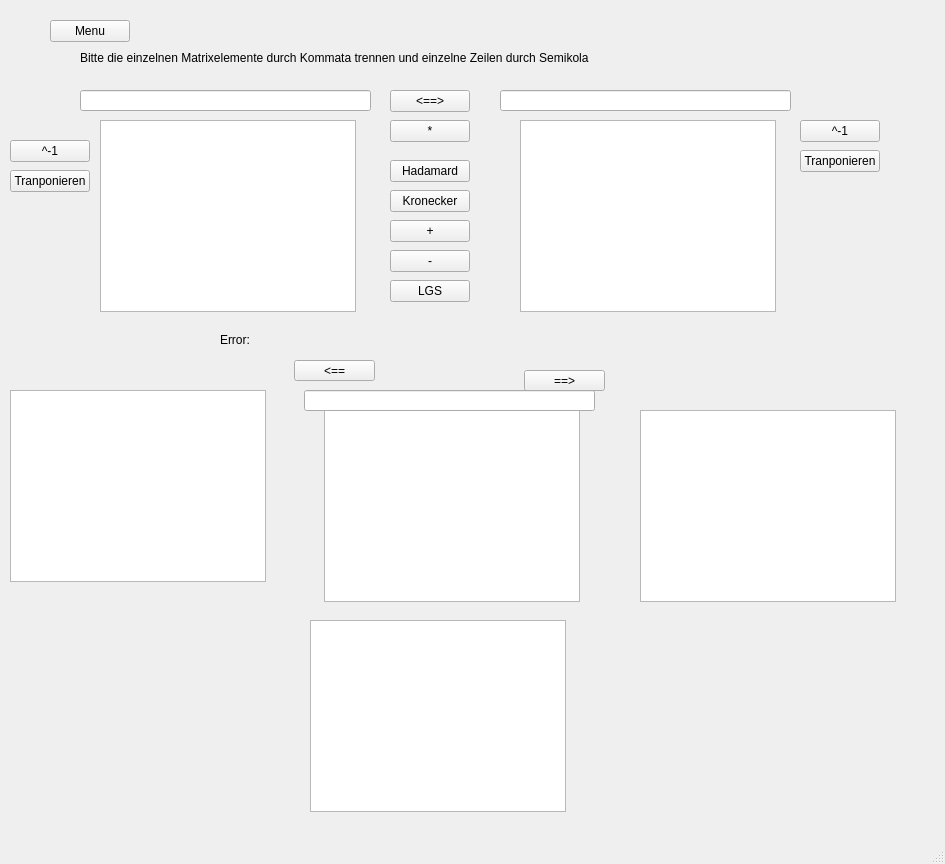
The window that matrix.ui (FelixMaetzler/Taschenrechner) describes before a commit, drawn with Qt 5.
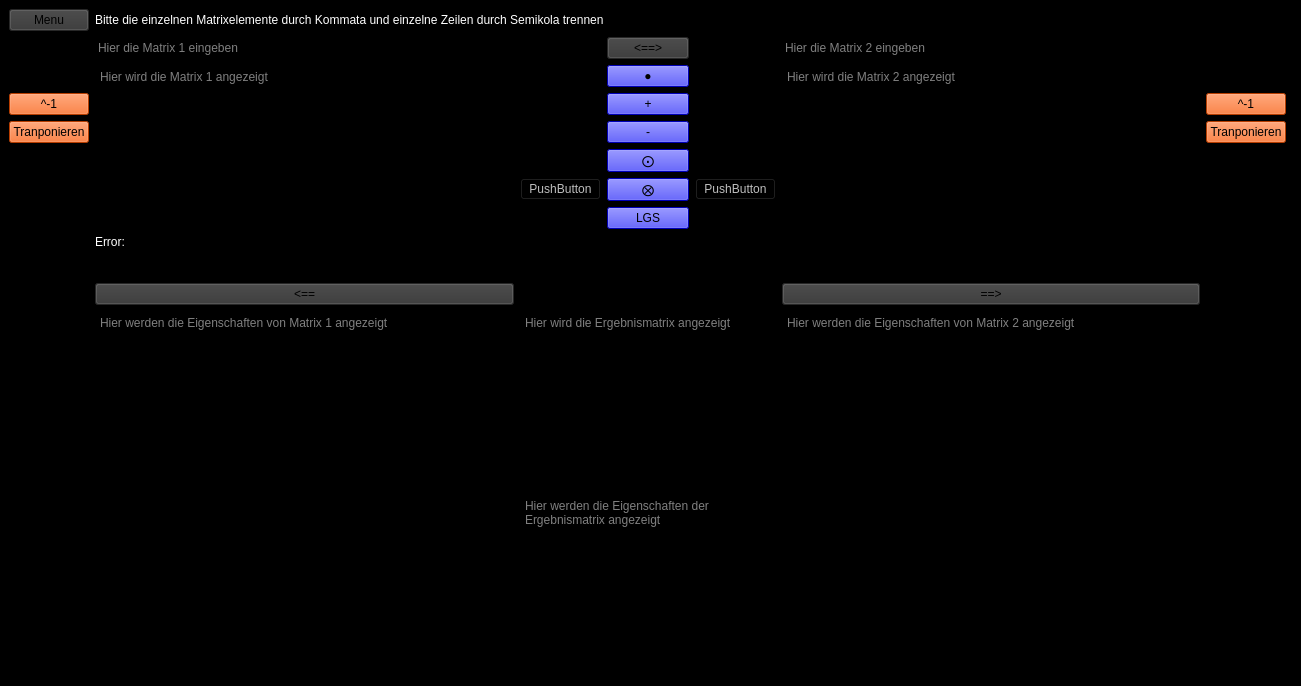
The same window after the commit.

Diff of the .ui file:
```diff
--- a/matrix.ui
+++ b/matrix.ui
@@ -2,316 +2,375 @@
 <ui version="4.0">
  <class>Matrix</class>
  <widget class="QMainWindow" name="Matrix">
+  <property name="enabled">
+   <bool>true</bool>
+  </property>
   <property name="geometry">
    <rect>
     <x>0</x>
     <y>0</y>
-    <width>945</width>
-    <height>864</height>
+    <width>1301</width>
+    <height>686</height>
    </rect>
   </property>
+  <property name="sizePolicy">
+   <sizepolicy hsizetype="Preferred" vsizetype="Preferred">
+    <horstretch>0</horstretch>
+    <verstretch>0</verstretch>
+   </sizepolicy>
+  </property>
   <property name="windowTitle">
-   <string>MainWindow</string>
+   <string>Matrizenrechner</string>
+  </property>
+  <property name="layoutDirection">
+   <enum>Qt::LeftToRight</enum>
+  </property>
+  <property name="autoFillBackground">
+   <bool>false</bool>
+  </property>
+  <property name="styleSheet">
+   <string notr="true">background:black</string>
   </property>
   <widget class="QWidget" name="centralwidget">
-   <widget class="QLabel" name="label">
-    <property name="geometry">
-     <rect>
-      <x>80</x>
-      <y>50</y>
-      <width>561</width>
-      <height>16</height>
-     </rect>
-    </property>
-    <property name="text">
-     <string>Bitte die einzelnen Matrixelemente durch Kommata trennen und einzelne Zeilen durch Semikola</string>
-    </property>
-   </widget>
-   <widget class="QLineEdit" name="lineMatrix1">
-    <property name="geometry">
-     <rect>
-      <x>80</x>
-      <y>90</y>
-      <width>291</width>
-      <height>21</height>
-     </rect>
-    </property>
-   </widget>
-   <widget class="QTextBrowser" name="textMatrix1">
-    <property name="geometry">
-     <rect>
-      <x>100</x>
-      <y>120</y>
-      <width>256</width>
-      <height>192</height>
-     </rect>
-    </property>
-   </widget>
-   <widget class="QLineEdit" name="lineMatrix2">
-    <property name="geometry">
-     <rect>
-      <x>500</x>
-      <y>90</y>
-      <width>291</width>
-      <height>21</height>
-     </rect>
-    </property>
-   </widget>
-   <widget class="QTextBrowser" name="textMatrix2">
-    <property name="geometry">
-     <rect>
-      <x>520</x>
-      <y>120</y>
-      <width>256</width>
-      <height>192</height>
-     </rect>
-    </property>
-   </widget>
-   <widget class="QPushButton" name="ButtonChangeAB">
-    <property name="geometry">
-     <rect>
-      <x>390</x>
-      <y>90</y>
-      <width>80</width>
-      <height>22</height>
-     </rect>
-    </property>
-    <property name="text">
-     <string>&lt;==&gt;</string>
-    </property>
-   </widget>
-   <widget class="QTextBrowser" name="textMatrixErg">
-    <property name="geometry">
-     <rect>
-      <x>324</x>
-      <y>410</y>
-      <width>256</width>
-      <height>192</height>
-     </rect>
-    </property>
-   </widget>
-   <widget class="QPushButton" name="ButtonChangeAErg">
-    <property name="geometry">
-     <rect>
-      <x>294</x>
-      <y>360</y>
-      <width>81</width>
-      <height>21</height>
-     </rect>
-    </property>
-    <property name="text">
-     <string>&lt;==</string>
-    </property>
-   </widget>
-   <widget class="QPushButton" name="ButtonChangeBErg">
-    <property name="geometry">
-     <rect>
-      <x>524</x>
-      <y>370</y>
-      <width>81</width>
-      <height>21</height>
-     </rect>
-    </property>
-    <property name="text">
-     <string>==&gt;</string>
-    </property>
-   </widget>
-   <widget class="QPushButton" name="ButtonMult">
-    <property name="geometry">
-     <rect>
-      <x>390</x>
-      <y>120</y>
-      <width>80</width>
-      <height>22</height>
-     </rect>
-    </property>
-    <property name="text">
-     <string>*</string>
-    </property>
-   </widget>
-   <widget class="QLineEdit" name="lineMatrixErg">
-    <property name="geometry">
-     <rect>
-      <x>304</x>
-      <y>390</y>
-      <width>291</width>
-      <height>21</height>
-     </rect>
-    </property>
-   </widget>
-   <widget class="QLabel" name="labelError">
-    <property name="geometry">
-     <rect>
-      <x>220</x>
-      <y>330</y>
-      <width>451</width>
-      <height>20</height>
-     </rect>
-    </property>
-    <property name="text">
-     <string>Error: </string>
-    </property>
-   </widget>
-   <widget class="QPushButton" name="ButtonAdd">
-    <property name="geometry">
-     <rect>
-      <x>390</x>
-      <y>220</y>
-      <width>80</width>
-      <height>22</height>
-     </rect>
-    </property>
-    <property name="text">
-     <string>+</string>
-    </property>
-   </widget>
-   <widget class="QPushButton" name="ButtonSub">
-    <property name="geometry">
-     <rect>
-      <x>390</x>
-      <y>250</y>
-      <width>80</width>
-      <height>22</height>
-     </rect>
-    </property>
-    <property name="text">
-     <string>-</string>
-    </property>
-   </widget>
-   <widget class="QPushButton" name="ButtonInverse1">
-    <property name="geometry">
-     <rect>
-      <x>10</x>
-      <y>140</y>
-      <width>80</width>
-      <height>22</height>
-     </rect>
-    </property>
-    <property name="text">
-     <string>^-1</string>
-    </property>
-   </widget>
-   <widget class="QPushButton" name="ButtonInverse2">
-    <property name="geometry">
-     <rect>
-      <x>800</x>
-      <y>120</y>
-      <width>80</width>
-      <height>22</height>
-     </rect>
-    </property>
-    <property name="text">
-     <string>^-1</string>
-    </property>
-   </widget>
-   <widget class="QPushButton" name="ButtonLGS">
-    <property name="geometry">
-     <rect>
-      <x>390</x>
-      <y>280</y>
-      <width>80</width>
-      <height>22</height>
-     </rect>
-    </property>
-    <property name="text">
-     <string>LGS</string>
-    </property>
-   </widget>
-   <widget class="QPushButton" name="ButtonTransponieren1">
-    <property name="geometry">
-     <rect>
-      <x>10</x>
-      <y>170</y>
-      <width>80</width>
-      <height>22</height>
-     </rect>
-    </property>
-    <property name="text">
-     <string>Tranponieren</string>
-    </property>
-   </widget>
-   <widget class="QPushButton" name="ButtonTransponieren2">
-    <property name="geometry">
-     <rect>
-      <x>800</x>
-      <y>150</y>
-      <width>80</width>
-      <height>22</height>
-     </rect>
-    </property>
-    <property name="text">
-     <string>Tranponieren</string>
-    </property>
-   </widget>
-   <widget class="QTextBrowser" name="textEigenschaften1">
-    <property name="geometry">
-     <rect>
-      <x>10</x>
-      <y>390</y>
-      <width>256</width>
-      <height>192</height>
-     </rect>
-    </property>
-   </widget>
-   <widget class="QTextBrowser" name="textEigenschaften2">
-    <property name="geometry">
-     <rect>
-      <x>640</x>
-      <y>410</y>
-      <width>256</width>
-      <height>192</height>
-     </rect>
-    </property>
-   </widget>
-   <widget class="QTextBrowser" name="textEigenschaftenErg">
-    <property name="geometry">
-     <rect>
-      <x>310</x>
-      <y>620</y>
-      <width>256</width>
-      <height>192</height>
-     </rect>
-    </property>
-   </widget>
-   <widget class="QPushButton" name="ButtonHadamard">
-    <property name="geometry">
-     <rect>
-      <x>390</x>
-      <y>160</y>
-      <width>80</width>
-      <height>22</height>
-     </rect>
-    </property>
-    <property name="text">
-     <string>Hadamard</string>
-    </property>
-   </widget>
-   <widget class="QPushButton" name="ButtonKronecker">
-    <property name="geometry">
-     <rect>
-      <x>390</x>
-      <y>190</y>
-      <width>80</width>
-      <height>22</height>
-     </rect>
-    </property>
-    <property name="text">
-     <string>Kronecker</string>
-    </property>
-   </widget>
-   <widget class="QPushButton" name="ButtonMenu">
-    <property name="geometry">
-     <rect>
-      <x>50</x>
-      <y>20</y>
-      <width>80</width>
-      <height>22</height>
-     </rect>
-    </property>
-    <property name="text">
-     <string>Menu</string>
-    </property>
-   </widget>
+   <layout class="QGridLayout" name="gridLayout">
+    <item row="8" column="3">
+     <widget class="QPushButton" name="ButtonLGS">
+      <property name="toolTip">
+       <string>&lt;html&gt;&lt;head/&gt;&lt;body&gt;&lt;p&gt;Löst ein lieares Gleichungssystem.&lt;/p&gt;&lt;p&gt;dazu gibt es 3 Möglichkeiten:&lt;/p&gt;&lt;p&gt;1. Man gibt in Matrix 1 die Koeffizientenmatrix ein und hängt als letzte Spalte den Ergebnisvektor dran.&lt;/p&gt;&lt;p&gt;2. Man gibt in Matrix 1 die Koeffizientenmatrix ein und in Matrix 2 den Ergebnisspaltenvektor.&lt;/p&gt;&lt;p&gt;3. Man gibt in Matrix 1 die Koeffizientenmatrix ein und in Matrix 2 den Ergebniszeilenvektor.&lt;/p&gt;&lt;/body&gt;&lt;/html&gt;</string>
+      </property>
+      <property name="styleSheet">
+       <string notr="true">background:rgb(0, 0, 255)</string>
+      </property>
+      <property name="text">
+       <string>LGS</string>
+      </property>
+     </widget>
+    </item>
+    <item row="1" column="5">
+     <widget class="QLineEdit" name="lineMatrix2">
+      <property name="styleSheet">
+       <string notr="true">color:white</string>
+      </property>
+      <property name="placeholderText">
+       <string>Hier die Matrix 2 eingeben</string>
+      </property>
+     </widget>
+    </item>
+    <item row="12" column="1">
+     <widget class="QPushButton" name="ButtonChangeAErg">
+      <property name="toolTip">
+       <string>&lt;html&gt;&lt;head/&gt;&lt;body&gt;&lt;p&gt;überschreibt Matrix 1 mit der Ergebnismatrix.&lt;/p&gt;&lt;/body&gt;&lt;/html&gt;</string>
+      </property>
+      <property name="styleSheet">
+       <string notr="true">background:rgb(54, 54, 54)</string>
+      </property>
+      <property name="text">
+       <string>&lt;==</string>
+      </property>
+     </widget>
+    </item>
+    <item row="6" column="3">
+     <widget class="QPushButton" name="ButtonHadamard">
+      <property name="toolTip">
+       <string>&lt;html&gt;&lt;head/&gt;&lt;body&gt;&lt;p&gt;bildet das Hadamardprodukt der beiden Matrizen.&lt;/p&gt;&lt;p&gt;multipliziert die beiden Matrizen elementweise.&lt;/p&gt;&lt;p&gt;Ergebnismatrix = Matrix 1 ⨀ Matrix 2&lt;/p&gt;&lt;p&gt;dafür müssen die Matrizen die gleiche Dimension haben.&lt;/p&gt;&lt;/body&gt;&lt;/html&gt;</string>
+      </property>
+      <property name="styleSheet">
+       <string notr="true">background:rgb(0, 0, 255)</string>
+      </property>
+      <property name="text">
+       <string extracomment="U+2A00">⨀</string>
+      </property>
+     </widget>
+    </item>
+    <item row="4" column="3">
+     <widget class="QPushButton" name="ButtonAdd">
+      <property name="toolTip">
+       <string>&lt;html&gt;&lt;head/&gt;&lt;body&gt;&lt;p&gt;addiert die beiden Matrizen elementweise.&lt;/p&gt;&lt;p&gt;Ergebnismatrix = Matrix 1 + Matrix 2&lt;/p&gt;&lt;p&gt;dafür müssen die Matrizen die gleiche Dimension haben.&lt;/p&gt;&lt;/body&gt;&lt;/html&gt;</string>
+      </property>
+      <property name="styleSheet">
+       <string notr="true">background:rgb(0, 0, 255)</string>
+      </property>
+      <property name="text">
+       <string>+</string>
+      </property>
+     </widget>
+    </item>
+    <item row="5" column="6">
+     <widget class="QPushButton" name="ButtonTransponieren2">
+      <property name="toolTip">
+       <string>&lt;html&gt;&lt;head/&gt;&lt;body&gt;&lt;p&gt;transponiert Matrix 2&lt;/p&gt;&lt;/body&gt;&lt;/html&gt;</string>
+      </property>
+      <property name="styleSheet">
+       <string notr="true">background:rgb(255, 85, 0)</string>
+      </property>
+      <property name="text">
+       <string>Tranponieren</string>
+      </property>
+     </widget>
+    </item>
+    <item row="13" column="2" colspan="3">
+     <widget class="QTextBrowser" name="textMatrixErg">
+      <property name="styleSheet">
+       <string notr="true">color:white</string>
+      </property>
+      <property name="placeholderText">
+       <string>Hier wird die Ergebnismatrix angezeigt</string>
+      </property>
+     </widget>
+    </item>
+    <item row="12" column="5">
+     <widget class="QPushButton" name="ButtonChangeBErg">
+      <property name="toolTip">
+       <string>&lt;html&gt;&lt;head/&gt;&lt;body&gt;&lt;p&gt;überschreibt Matrix 2 mit der Ergebnismatrix.&lt;/p&gt;&lt;/body&gt;&lt;/html&gt;</string>
+      </property>
+      <property name="styleSheet">
+       <string notr="true">background:rgb(54, 54, 54)</string>
+      </property>
+      <property name="text">
+       <string>==&gt;</string>
+      </property>
+     </widget>
+    </item>
+    <item row="1" column="1">
+     <widget class="QLineEdit" name="lineMatrix1">
+      <property name="styleSheet">
+       <string notr="true">color:white</string>
+      </property>
+      <property name="placeholderText">
+       <string>Hier die Matrix 1 eingeben</string>
+      </property>
+     </widget>
+    </item>
+    <item row="7" column="4">
+     <widget class="QPushButton" name="pushButton_2">
+      <property name="enabled">
+       <bool>false</bool>
+      </property>
+      <property name="text">
+       <string>PushButton</string>
+      </property>
+      <property name="autoDefault">
+       <bool>false</bool>
+      </property>
+     </widget>
+    </item>
+    <item row="13" column="1">
+     <widget class="QTextBrowser" name="textEigenschaften1">
+      <property name="styleSheet">
+       <string notr="true">color:white</string>
+      </property>
+      <property name="placeholderText">
+       <string>Hier werden die Eigenschaften von Matrix 1 angezeigt</string>
+      </property>
+     </widget>
+    </item>
+    <item row="3" column="3">
+     <widget class="QPushButton" name="ButtonMult">
+      <property name="toolTip">
+       <string>&lt;html&gt;&lt;head/&gt;&lt;body&gt;&lt;p&gt;führt eine Matrizenmultiplikation durch.&lt;/p&gt;&lt;p&gt;Ergebnismatrix = Matrix 1 &lt;span style=&quot; font-family:'Segoe UI Symbol','sans-serif';&quot;&gt;•&lt;/span&gt; Matrix 2&lt;/p&gt;&lt;p&gt;Wenn Matrix 1 die Dimension a&lt;span style=&quot; font-family:'Cambria Math','serif'; font-size:11pt;&quot;&gt;⨯&lt;/span&gt;&lt;span style=&quot; font-family:'Segoe UI Symbol','sans-serif';&quot;&gt;b hat,&lt;/span&gt;&lt;/p&gt;&lt;p&gt;&lt;span style=&quot; font-family:'Segoe UI Symbol','sans-serif';&quot;&gt;dann muss Matrix 2 die Dimension b&lt;/span&gt;&lt;span style=&quot; font-family:'Cambria Math','serif'; font-size:11pt;&quot;&gt;⨯&lt;/span&gt;&lt;span style=&quot; font-family:'Segoe UI Symbol','sans-serif';&quot;&gt;c haben.&lt;/span&gt;&lt;/p&gt;&lt;p&gt;&lt;span style=&quot; font-family:'Segoe UI Symbol','sans-serif';&quot;&gt;Die resultierende Matrix hat dann die Dimension a&lt;/span&gt;&lt;span style=&quot; font-family:'Cambria Math','serif'; font-size:11pt;&quot;&gt;⨯&lt;/span&gt;&lt;span style=&quot; font-family:'Segoe UI Symbol','sans-serif';&quot;&gt;c&lt;/span&gt;&lt;/p&gt;&lt;/body&gt;&lt;/html&gt;</string>
+      </property>
+      <property name="statusTip">
+       <string/>
+      </property>
+      <property name="whatsThis">
+       <string>&lt;html&gt;&lt;head/&gt;&lt;body&gt;&lt;p&gt;&lt;br/&gt;&lt;/p&gt;&lt;/body&gt;&lt;/html&gt;</string>
+      </property>
+      <property name="styleSheet">
+       <string notr="true">background:rgb(0, 0, 255)</string>
+      </property>
+      <property name="text">
+       <string extracomment="U+25CF">●</string>
+      </property>
+     </widget>
+    </item>
+    <item row="13" column="5">
+     <widget class="QTextBrowser" name="textEigenschaften2">
+      <property name="styleSheet">
+       <string notr="true">color:white</string>
+      </property>
+      <property name="placeholderText">
+       <string>Hier werden die Eigenschaften von Matrix 2 angezeigt</string>
+      </property>
+     </widget>
+    </item>
+    <item row="4" column="6">
+     <widget class="QPushButton" name="ButtonInverse2">
+      <property name="toolTip">
+       <string>&lt;html&gt;&lt;head/&gt;&lt;body&gt;&lt;p&gt;bildet die Inverse von Matrix 2&lt;/p&gt;&lt;/body&gt;&lt;/html&gt;</string>
+      </property>
+      <property name="styleSheet">
+       <string notr="true">background:rgb(255, 85, 0)</string>
+      </property>
+      <property name="text">
+       <string>^-1</string>
+      </property>
+     </widget>
+    </item>
+    <item row="0" column="0">
+     <widget class="QPushButton" name="ButtonMenu">
+      <property name="toolTip">
+       <string>geht wieder zurück zur Rechnerauswahl</string>
+      </property>
+      <property name="styleSheet">
+       <string notr="true">background:rgb(54, 54, 54)</string>
+      </property>
+      <property name="text">
+       <string>Menu</string>
+      </property>
+     </widget>
+    </item>
+    <item row="3" column="5" rowspan="6">
+     <widget class="QTextBrowser" name="textMatrix2">
+      <property name="styleSheet">
+       <string notr="true">color:white</string>
+      </property>
+      <property name="placeholderText">
+       <string>Hier wird die Matrix 2 angezeigt</string>
+      </property>
+     </widget>
+    </item>
+    <item row="7" column="3">
+     <widget class="QPushButton" name="ButtonKronecker">
+      <property name="toolTip">
+       <string>&lt;html&gt;&lt;head/&gt;&lt;body&gt;&lt;p&gt;bildet das Kroneckerprodukt der beiden Matrizen.&lt;/p&gt;&lt;p&gt;Ergebnismatrix = Matrix 1 ⨂ Matrix 2&lt;/p&gt;&lt;p&gt;Wenn Matrix 1 die Dimension a&lt;span style=&quot; font-family:'Cambria Math','serif'; font-size:11pt;&quot;&gt;⨯&lt;/span&gt;&lt;span style=&quot; font-family:'Segoe UI Symbol','sans-serif';&quot;&gt;b hat&lt;/span&gt;&lt;/p&gt;&lt;p&gt;&lt;span style=&quot; font-family:'Segoe UI Symbol','sans-serif';&quot;&gt;und Matrix 2 die Dimension c&lt;/span&gt;&lt;span style=&quot; font-family:'Cambria Math','serif'; font-size:11pt;&quot;&gt;⨯d&lt;/span&gt;&lt;span style=&quot; font-family:'Segoe UI Symbol','sans-serif';&quot;&gt; hat,&lt;/span&gt;&lt;/p&gt;&lt;p&gt;&lt;span style=&quot; font-family:'Segoe UI Symbol','sans-serif';&quot;&gt;dann hat die resultierende Matrix die Dimension (a•c)&lt;/span&gt;&lt;span style=&quot; font-family:'Cambria Math','serif'; font-size:11pt;&quot;&gt;⨯(b&lt;/span&gt;&lt;span style=&quot; font-family:'Segoe UI Symbol','sans-serif';&quot;&gt;•&lt;/span&gt;&lt;span style=&quot; font-family:'Cambria Math','serif'; font-size:11pt;&quot;&gt;d)&lt;/span&gt;&lt;/p&gt;&lt;/body&gt;&lt;/html&gt;</string>
+      </property>
+      <property name="styleSheet">
+       <string notr="true">background:rgb(0, 0, 255)</string>
+      </property>
+      <property name="text">
+       <string extracomment="U+2A02">⨂</string>
+      </property>
+     </widget>
+    </item>
+    <item row="5" column="0">
+     <widget class="QPushButton" name="ButtonTransponieren1">
+      <property name="toolTip">
+       <string>&lt;html&gt;&lt;head/&gt;&lt;body&gt;&lt;p&gt;transponiert Matrix 1&lt;/p&gt;&lt;/body&gt;&lt;/html&gt;</string>
+      </property>
+      <property name="styleSheet">
+       <string notr="true">background:rgb(255, 85, 0)</string>
+      </property>
+      <property name="text">
+       <string>Tranponieren</string>
+      </property>
+     </widget>
+    </item>
+    <item row="10" column="1" colspan="5">
+     <widget class="QLineEdit" name="lineMatrixErg">
+      <property name="styleSheet">
+       <string notr="true">color:white</string>
+      </property>
+     </widget>
+    </item>
+    <item row="14" column="2" rowspan="2" colspan="3">
+     <widget class="QTextBrowser" name="textEigenschaftenErg">
+      <property name="styleSheet">
+       <string notr="true">color:white</string>
+      </property>
+      <property name="placeholderText">
+       <string>Hier werden die Eigenschaften der Ergebnismatrix angezeigt</string>
+      </property>
+     </widget>
+    </item>
+    <item row="4" column="0">
+     <widget class="QPushButton" name="ButtonInverse1">
+      <property name="toolTip">
+       <string>&lt;html&gt;&lt;head/&gt;&lt;body&gt;&lt;p&gt;bildet die Inverse von Matrix 1&lt;/p&gt;&lt;/body&gt;&lt;/html&gt;</string>
+      </property>
+      <property name="styleSheet">
+       <string notr="true">background:rgb(255, 85, 0)</string>
+      </property>
+      <property name="text">
+       <string>^-1</string>
+      </property>
+      <property name="autoDefault">
+       <bool>false</bool>
+      </property>
+      <property name="default">
+       <bool>false</bool>
+      </property>
+      <property name="flat">
+       <bool>false</bool>
+      </property>
+     </widget>
+    </item>
+    <item row="9" column="1" colspan="7">
+     <widget class="QLabel" name="labelError">
+      <property name="styleSheet">
+       <string notr="true">color:white</string>
+      </property>
+      <property name="text">
+       <string>Error: </string>
+      </property>
+     </widget>
+    </item>
+    <item row="7" column="2">
+     <widget class="QPushButton" name="pushButton">
+      <property name="enabled">
+       <bool>false</bool>
+      </property>
+      <property name="text">
+       <string>PushButton</string>
+      </property>
+     </widget>
+    </item>
+    <item row="1" column="3">
+     <widget class="QPushButton" name="ButtonChangeAB">
+      <property name="toolTip">
+       <string>&lt;html&gt;&lt;head/&gt;&lt;body&gt;&lt;p&gt;tauscht Matrix 1 mit Matrix 2&lt;/p&gt;&lt;/body&gt;&lt;/html&gt;</string>
+      </property>
+      <property name="styleSheet">
+       <string notr="true">background:rgb(54, 54, 54)</string>
+      </property>
+      <property name="text">
+       <string>&lt;==&gt;</string>
+      </property>
+     </widget>
+    </item>
+    <item row="5" column="3">
+     <widget class="QPushButton" name="ButtonSub">
+      <property name="toolTip">
+       <string>&lt;html&gt;&lt;head/&gt;&lt;body&gt;&lt;p&gt;subtrahiert die beiden Matrizen elementweise.&lt;/p&gt;&lt;p&gt;Ergebnismatrix = Matrix 1 - Matrix 2&lt;/p&gt;&lt;p&gt;dafür müssen die Matrizen die gleiche Dimension haben.&lt;/p&gt;&lt;/body&gt;&lt;/html&gt;</string>
+      </property>
+      <property name="styleSheet">
+       <string notr="true">background:rgb(0, 0, 255)</string>
+      </property>
+      <property name="text">
+       <string>-</string>
+      </property>
+     </widget>
+    </item>
+    <item row="3" column="1" rowspan="6">
+     <widget class="QTextBrowser" name="textMatrix1">
+      <property name="toolTip">
+       <string/>
+      </property>
+      <property name="styleSheet">
+       <string notr="true">color:white</string>
+      </property>
+      <property name="html">
+       <string>&lt;!DOCTYPE HTML PUBLIC &quot;-//W3C//DTD HTML 4.0//EN&quot; &quot;http://www.w3.org/TR/REC-html40/strict.dtd&quot;&gt;
+&lt;html&gt;&lt;head&gt;&lt;meta name=&quot;qrichtext&quot; content=&quot;1&quot; /&gt;&lt;style type=&quot;text/css&quot;&gt;
+p, li { white-space: pre-wrap; }
+&lt;/style&gt;&lt;/head&gt;&lt;body style=&quot; font-family:'MS Shell Dlg 2'; font-size:8.25pt; font-weight:400; font-style:normal;&quot;&gt;
+&lt;p style=&quot;-qt-paragraph-type:empty; margin-top:0px; margin-bottom:0px; margin-left:0px; margin-right:0px; -qt-block-indent:0; text-indent:0px;&quot;&gt;&lt;br /&gt;&lt;/p&gt;&lt;/body&gt;&lt;/html&gt;</string>
+      </property>
+      <property name="placeholderText">
+       <string>Hier wird die Matrix 1 angezeigt</string>
+      </property>
+     </widget>
+    </item>
+    <item row="0" column="1" colspan="5">
+     <widget class="QLabel" name="label">
+      <property name="styleSheet">
+       <string notr="true">color:white</string>
+      </property>
+      <property name="text">
+       <string>Bitte die einzelnen Matrixelemente durch Kommata und einzelne Zeilen durch Semikola trennen</string>
+      </property>
+     </widget>
+    </item>
+   </layout>
   </widget>
   <widget class="QMenuBar" name="menubar">
    <property name="geometry">
```
Left out of the diff: 2 changed lines with no effect on the pictures.
